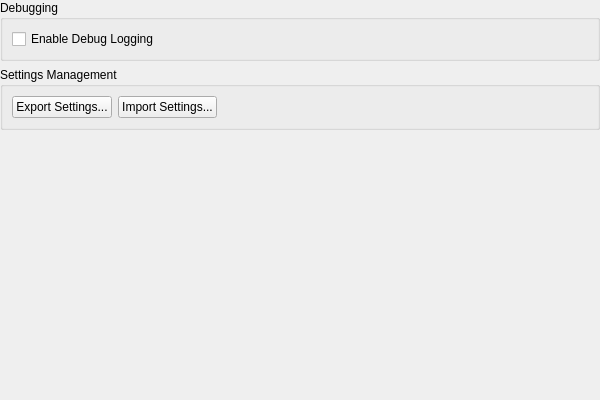
Before: the Qt Designer form src/ui/Settings/AdvancedSettingsWidget.ui in PCSX2/myMCpp, drawn with Qt 5.
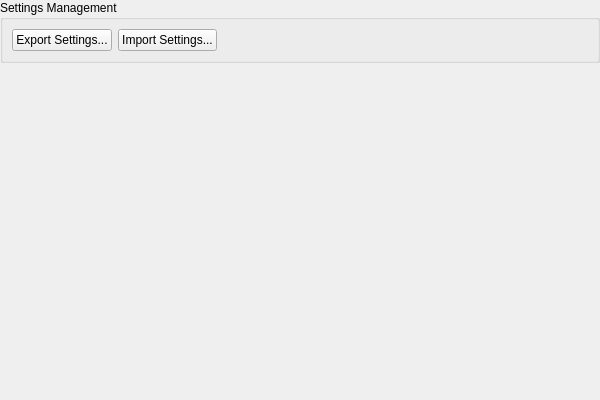
After: the same form once the commit is applied.

The edit to the form file:
```diff
--- a/src/ui/Settings/AdvancedSettingsWidget.ui
+++ b/src/ui/Settings/AdvancedSettingsWidget.ui
@@ -29,22 +29,6 @@
    <property name="bottomMargin">
     <number>0</number>
    </property>
-   <item>
-    <widget class="QGroupBox" name="debugGroup">
-     <property name="title">
-      <string>Debugging</string>
-     </property>
-     <layout class="QVBoxLayout" name="verticalLayout_2">
-      <item>
-       <widget class="QCheckBox" name="enableDebugLogCheck">
-        <property name="text">
-         <string>Enable Debug Logging</string>
-        </property>
-       </widget>
-      </item>
-     </layout>
-    </widget>
-   </item>
    <item>
     <widget class="QGroupBox" name="settingsGroup">
      <property name="title">
```
Left out of the diff: 1 changed line with no effect on the pictures.
